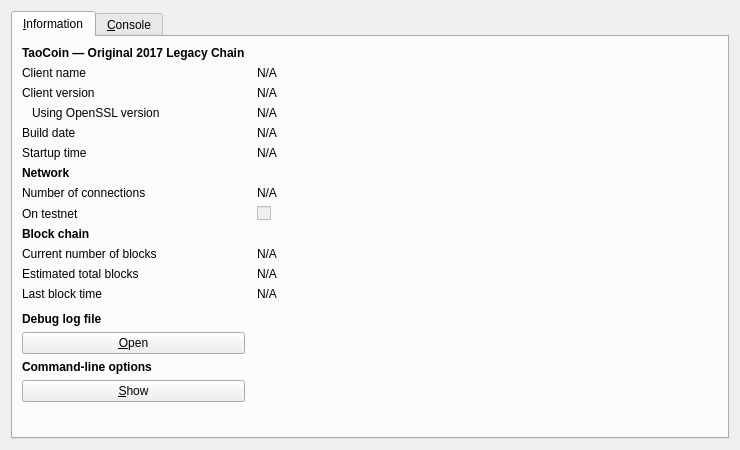
First picture: the form in src/qt/forms/rpcconsole.ui, repository Xnuva-Blockchain-Project/Tao, before the edit.
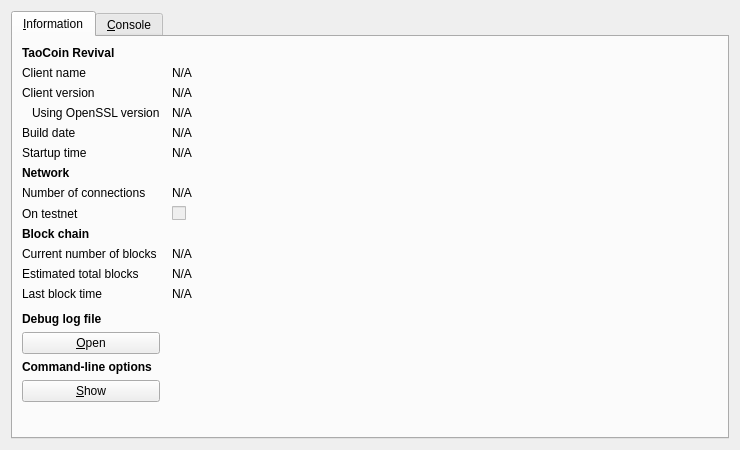
Second picture: the form after the edit. Icons and pictures are not drawn.

Commit message: Remove remaining Legacy identity from TaoCoin Revival GUI

```diff
--- a/src/qt/forms/rpcconsole.ui
+++ b/src/qt/forms/rpcconsole.ui
@@ -36,7 +36,7 @@
           </font>
          </property>
          <property name="text">
-          <string>TaoCoin — Original 2017 Legacy Chain</string>
+          <string>TaoCoin Revival</string>
          </property>
         </widget>
        </item>
```
Left out of the diff: 4 changed lines with no effect on the pictures. The commit also changes 3 other files.
